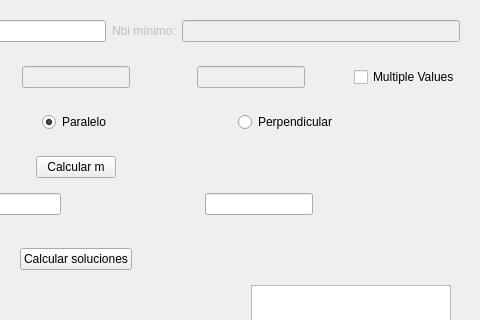
Before: the Qt Designer form src/designer/calculation_session_layout.ui in fer90/taller3-tpfinal, drawn with Qt 5; both pictures show x 328 to 808 and y 0 to 320 of the 808 by 597 pixel window.
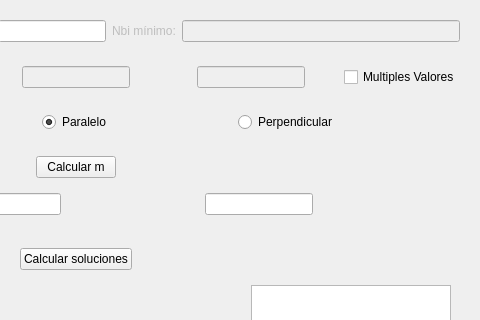
After: the same form once the commit is applied.

What changed in the file:
```diff
--- a/src/designer/calculation_session_layout.ui
+++ b/src/designer/calculation_session_layout.ui
@@ -104,7 +104,7 @@
       <item alignment="Qt::AlignRight">
        <widget class="QCheckBox" name="multiple_values_check_box">
         <property name="text">
-         <string>Multiple Values</string>
+         <string>Multiples Valores</string>
         </property>
        </widget>
       </item>
```
Left out of the diff: 5 changed lines with no effect on the pictures.
